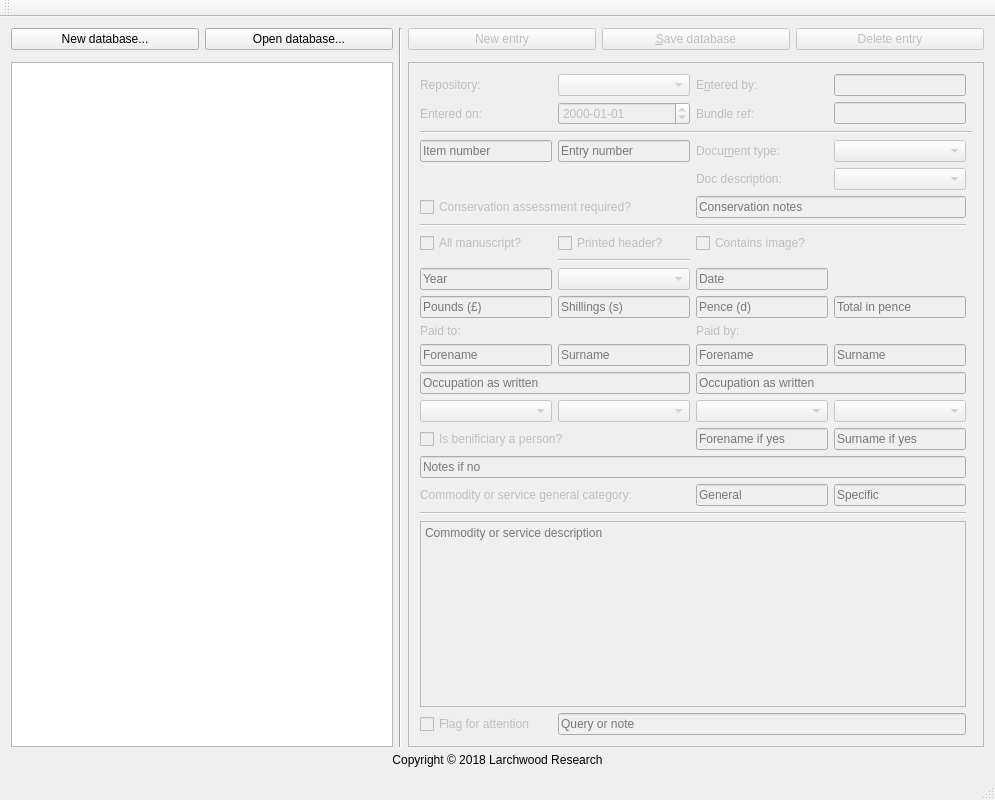
Before: the Qt Designer form mainwindow.ui in kelceyswain/Small_Bills, drawn with Qt 5.
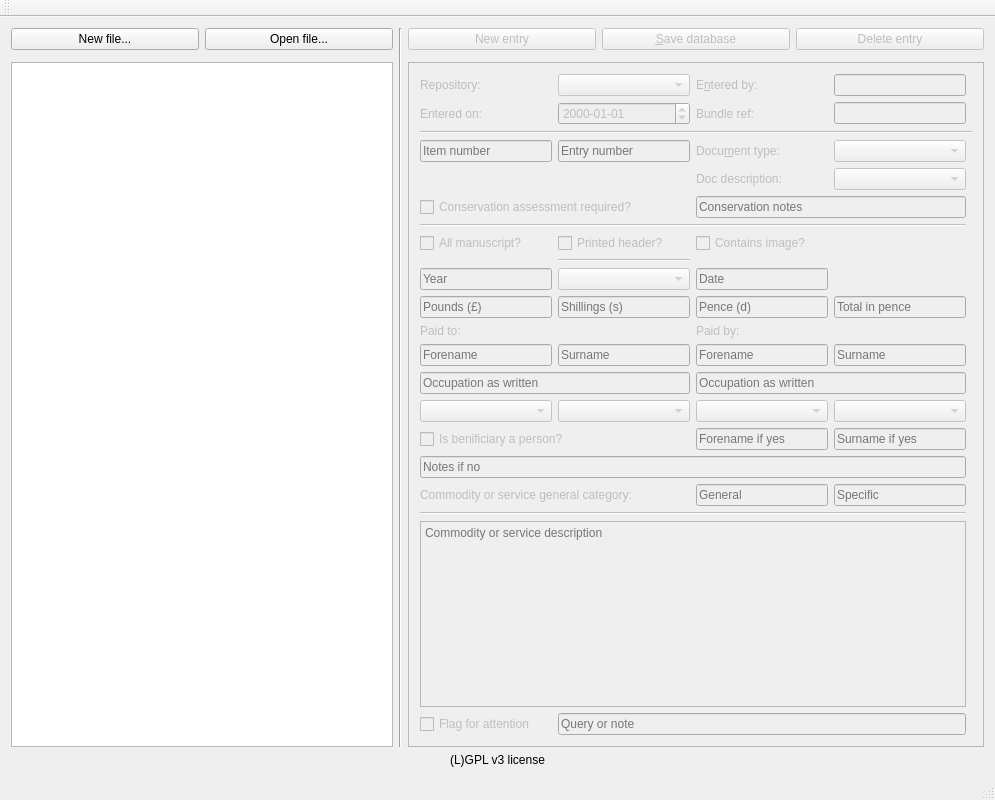
After: the same form once the commit is applied.

```diff
--- a/mainwindow.ui
+++ b/mainwindow.ui
@@ -523,7 +523,7 @@
       <item row="0" column="0">
        <widget class="QPushButton" name="newDatabaseButton">
         <property name="text">
-         <string>New database...</string>
+         <string>New file...</string>
         </property>
        </widget>
       </item>
@@ -546,7 +546,7 @@
       <item row="0" column="1">
        <widget class="QPushButton" name="openDatabaseButton">
         <property name="text">
-         <string>Open database...</string>
+         <string>Open file...</string>
         </property>
        </widget>
       </item>
@@ -555,7 +555,7 @@
     <item row="1" column="0">
      <widget class="QLabel" name="label_10">
       <property name="text">
-       <string>Copyright © 2018 Larchwood Research</string>
+       <string>(L)GPL v3 license</string>
       </property>
       <property name="alignment">
        <set>Qt::AlignCenter</set>
```
Left out of the diff: 10 changed lines with no effect on the pictures.
